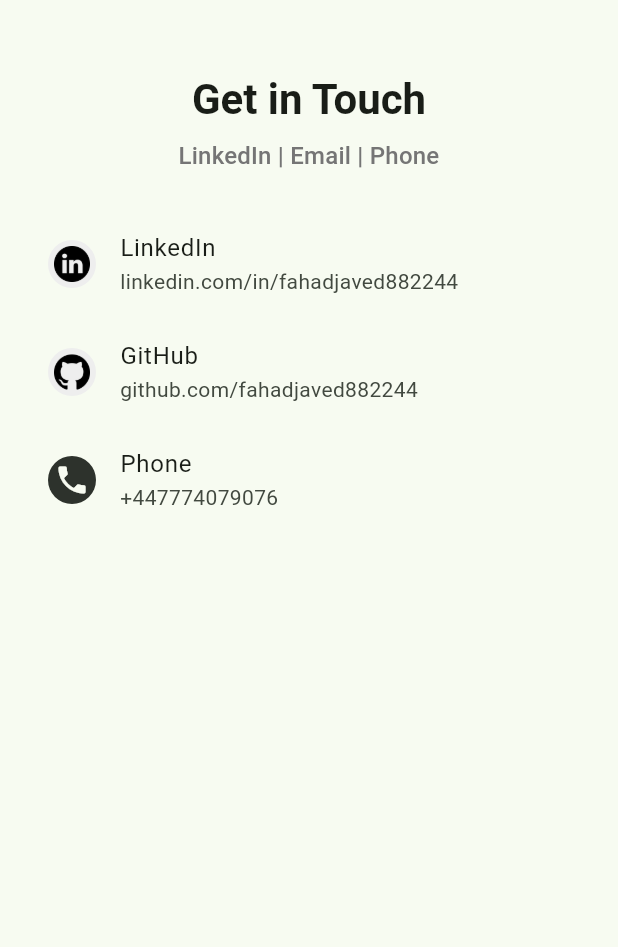
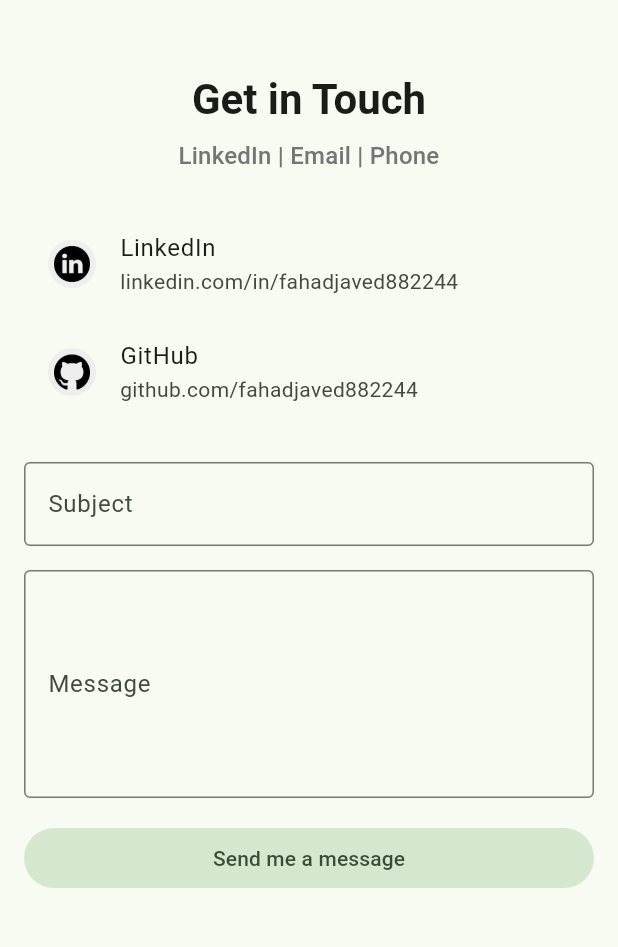
Before and after one commit to fahadjaved882244/portfolio, a Flutter app: the screen it shows after launch, scrolled down 2304 dp, on a phone screen of 412 x 824 dp, the part 84-1031 px from its top. Run offline on Flutter 3.47's test engine with Material 3 defaults, Android fonts, the phone set to English and light mode, and no system bars; our stand-ins replace flutter_hooks, hooks_riverpod, shared_preferences.

Commit message:
add contact form

```diff
--- a/lib/features/contact/contact_view.dart
+++ b/lib/features/contact/contact_view.dart
@@ -1,6 +1,8 @@
 import 'package:flutter/material.dart';
 import 'package:portfolio/core/app_strings.dart';
-import 'package:url_launcher/url_launcher.dart';
+import 'package:portfolio/features/contact/widgets/contact_form.dart';
+import 'package:portfolio/features/contact/widgets/contact_social_list.dart';
+import 'package:portfolio/features/responsive/utils/media_query_extension.dart';
 
 class ContactView extends StatelessWidget {
   const ContactView({super.key});
@@ -10,7 +12,6 @@ class ContactView extends StatelessWidget {
     return Scaffold(
       body: SingleChildScrollView(
           child: Column(
-          crossAxisAlignment: CrossAxisAlignment.center,
         children: [
           const SizedBox(height: 48),
           // Name
@@ -31,84 +32,30 @@ class ContactView extends StatelessWidget {
             textAlign: TextAlign.center,
           ),
           const SizedBox(height: 24),
-
-            ListTile(
-              leading: Container(
-                height: 32,
-                width: 32,
-                padding: const EdgeInsets.all(4),
-                decoration: BoxDecoration(
-                  shape: BoxShape.circle,
-                  color: Colors.grey[200],
+          !context.isPhone
+              ? const Row(
+                  crossAxisAlignment: CrossAxisAlignment.start,
+                  children: [
+                    // Contact Social List
+                    Expanded(
+                      child: ContactSocialList(),
                     ),
-                child: Image.asset(
-                  'assets/linkedin.png',
-                  width: 24,
-                  height: 24,
-                ),
-              ),
-              title: const Text('LinkedIn'),
-              subtitle: const Text(
-                  'linkedin.com/in/fahadjaved882244'), // Replace with your LinkedIn profile
-              onTap: () {
-                // Handle LinkedIn tap
-                launchUrl(
-                  Uri.parse('https://www.linkedin.com/in/fahadjaved882244/'),
-                );
-              },
-            ),
-
-            ListTile(
-              leading: Container(
-                height: 32,
-                width: 32,
-                padding: const EdgeInsets.all(4),
-                decoration: BoxDecoration(
-                  shape: BoxShape.circle,
-                  color: Colors.grey[200],
-                ),
-                child: Image.asset(
-                  'assets/github.png',
-                  fit: BoxFit.cover,
-                ),
-              ),
-              title: const Text('GitHub'),
-              subtitle: const Text(
-                  'github.com/fahadjaved882244'), // Replace with your LinkedIn profile
-              onTap: () {
-                // Handle GitHub tap
-                launchUrl(
-                  Uri.parse('https://www.github.com/fahadjaved882244/'),
-                );
-              },
-            ),
-
-            ListTile(
-              leading: Container(
-                height: 32,
-                width: 32,
-                padding: const EdgeInsets.all(4),
-                decoration: BoxDecoration(
-                  shape: BoxShape.circle,
-                  color: Theme.of(context).colorScheme.inverseSurface,
-                ),
-                child: Icon(
-                  Icons.phone,
-                  color: Theme.of(context).colorScheme.surface,
-                ),
-              ),
-              title: const Text('Phone'),
-              subtitle: const Text('+447774079076'),
-              onTap: () {
-                // Handle phone tap
-                launchUrl(
-                  Uri.parse('tel:+447774079076'),
-                );
-              },
+                    SizedBox(width: 24),
+                    // Contact Form
+                    Expanded(
+                      child: ContactForm(),
                     ),
                   ],
+                )
+              : const Column(
+                  children: [
+                    ContactSocialList(),
+                    SizedBox(height: 24),
+                    ContactForm(),
+                  ],
                 ),
-      ),
+        ],
+      )),
     );
   }
 }
--- /dev/null
+++ b/lib/features/contact/widgets/contact_form.dart
@@ -0,0 +1,98 @@
+import 'package:flutter/material.dart';
+import 'package:url_launcher/url_launcher.dart';
+
+class ContactForm extends StatefulWidget {
+  const ContactForm({super.key});
+
+  @override
+  State<ContactForm> createState() => _ContactFormState();
+}
+
+class _ContactFormState extends State<ContactForm> {
+  final _formKey = GlobalKey<FormState>();
+  AutovalidateMode _autovalidateMode = AutovalidateMode.disabled;
+  final _subjectController = TextEditingController();
+  final _bodyController = TextEditingController();
+
+  @override
+  void dispose() {
+    _subjectController.dispose();
+    _bodyController.dispose();
+    super.dispose();
+  }
+
+  void _sendEmail() async {
+    if (_formKey.currentState!.validate()) {
+      final emailLaunchUri = Uri(
+        scheme: 'mailto',
+        path: "fahadjaved882244@gmail.com",
+        queryParameters: {
+          'subject': _subjectController.text,
+          'body': _bodyController.text,
+        },
+      );
+      if (await canLaunchUrl(emailLaunchUri)) {
+        await launchUrl(emailLaunchUri);
+      } else {
+        if (mounted) {
+          ScaffoldMessenger.of(context).showSnackBar(
+            const SnackBar(
+              content: Text('Could not launch email client'),
+            ),
+          );
+        }
+      }
+    } else {
+      setState(() {
+        _autovalidateMode = AutovalidateMode.always;
+      });
+    }
+  }
+
+  @override
+  Widget build(BuildContext context) {
+    return Form(
+      key: _formKey,
+      autovalidateMode: _autovalidateMode,
+      child: Column(
+        crossAxisAlignment: CrossAxisAlignment.stretch,
+        children: [
+          TextFormField(
+            controller: _subjectController,
+            decoration: const InputDecoration(
+              labelText: 'Subject',
+              border: OutlineInputBorder(),
+            ),
+            validator: (value) {
+              if (value == null || value.isEmpty) {
+                return 'Please enter a subject';
+              }
+              return null;
+            },
+          ),
+          const SizedBox(height: 16),
+          TextFormField(
+            controller: _bodyController,
+            decoration: const InputDecoration(
+              labelText: 'Message',
+              border: OutlineInputBorder(),
+            ),
+            maxLines: 5,
+            validator: (value) {
+              if (value == null || value.isEmpty) {
+                return 'Please enter a message';
+              }
+              return null;
+            },
+          ),
+          const SizedBox(height: 16),
+          FilledButton.tonal(
+            onPressed: _sendEmail,
+            child: const Text('Send me a message'),
+          ),
+          const SizedBox(height: 16),
+        ],
+      ),
+    );
+  }
+}
--- /dev/null
+++ b/lib/features/contact/widgets/contact_social_list.dart
@@ -0,0 +1,63 @@
+import 'package:flutter/material.dart';
+import 'package:url_launcher/url_launcher.dart';
+
+class ContactSocialList extends StatelessWidget {
+  const ContactSocialList({super.key});
+
+  @override
+  Widget build(BuildContext context) {
+    return Column(
+      children: [
+        ListTile(
+          leading: Container(
+            height: 32,
+            width: 32,
+            padding: const EdgeInsets.all(4),
+            decoration: BoxDecoration(
+              shape: BoxShape.circle,
+              color: Colors.grey[200],
+            ),
+            child: Image.asset(
+              'assets/linkedin.png',
+              width: 24,
+              height: 24,
+            ),
+          ),
+          title: const Text('LinkedIn'),
+          subtitle: const Text('linkedin.com/in/fahadjaved882244'),
+          onTap: () {
+            // Handle LinkedIn tap
+            launchUrl(
+              Uri.parse('https://www.linkedin.com/in/fahadjaved882244/'),
+            );
+          },
+        ),
+        ListTile(
+          leading: Container(
+            height: 32,
+            width: 32,
+            padding: const EdgeInsets.all(4),
+            decoration: BoxDecoration(
+              shape: BoxShape.circle,
+              color: Colors.grey[200],
+            ),
+            child: Image.asset(
+              'assets/github.png',
+              fit: BoxFit.cover,
+            ),
+          ),
+          title: const Text('GitHub'),
+          subtitle: const Text(
+            'github.com/fahadjaved882244',
+          ),
+          onTap: () {
+            // Handle GitHub tap
+            launchUrl(
+              Uri.parse('https://www.github.com/fahadjaved882244/'),
+            );
+          },
+        ),
+      ],
+    );
+  }
+}
--- a/lib/features/project/view/project_detail_view.dart
+++ b/lib/features/project/view/project_detail_view.dart
@@ -34,7 +34,7 @@ class ProjectDetailView extends StatelessWidget {
                   left: 16,
                   child: DecoratedBox(
                     decoration: BoxDecoration(
-                      color: Colors.black.withOpacity(0.5),
+                      color: Colors.black.withValues(alpha: 0.5),
                       borderRadius: BorderRadius.circular(40),
                     ),
                     child: IconButton(
--- a/lib/features/responsive/view/widgets/custom_drawer.dart
+++ b/lib/features/responsive/view/widgets/custom_drawer.dart
@@ -48,6 +48,7 @@ class CustomDrawer extends ConsumerWidget {
                 ThemeMode.dark,
             onChanged: (value) {
               // Handle theme toggle
+              ref.read(themeControllerProvider.notifier).toggleThemeMode();
             },
           ),
           onTap: () {
```
Lines whose indentation alone changed are shown as unchanged.
